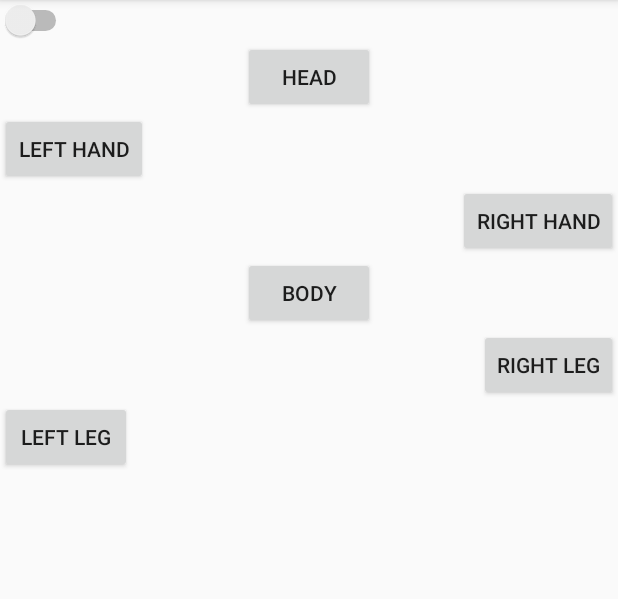
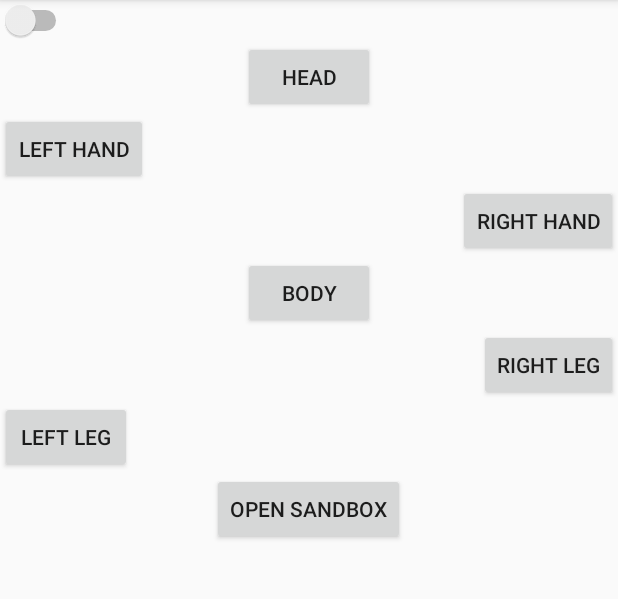
Before and after one commit to obec/GGJ2016-Android, an Android app: the screen it shows after launch (MainActivity), after a tap on "HEAD", on a phone screen of 412 x 824 dp, the part 84-683 px from its top. Run offline under Robolectric (Android 15) with nearby library versions, the phone set to English and light mode, and no system bars; our stand-ins replace ButterKnife.

Commit message:
Add button to launch puzzle sandbox.

```diff
--- a/app/src/main/java/ggj2016/com/gregsbadday/MainActivity.java
+++ b/app/src/main/java/ggj2016/com/gregsbadday/MainActivity.java
@@ -1,5 +1,6 @@
 package ggj2016.com.gregsbadday;
 
+import android.content.Intent;
 import android.os.Bundle;
 import android.support.v7.app.AppCompatActivity;
 import android.util.Log;
@@ -72,6 +73,12 @@ public class MainActivity extends AppCompatActivity {
 
     }
 
+    @OnClick(R.id.open_sandbox)
+    protected void onOpenSandboxClicked(View view) {
+        Intent intent = new Intent(this, PuzzleSandbox.class);
+        startActivity(intent);
+    }
+
     private enum Region{
         HEAD,
         LEFT_HAND,
@@ -80,4 +87,5 @@ public class MainActivity extends AppCompatActivity {
         RIGHT_LEG,
         LEFT_LEG,
     }
+
 }
--- a/app/src/main/res/layout/activity_main.xml
+++ b/app/src/main/res/layout/activity_main.xml
@@ -50,5 +50,11 @@
         android:layout_height="wrap_content"
         android:text="@string/button_left_leg" />
 
+    <Button
+        android:id="@+id/open_sandbox"
+        android:layout_width="wrap_content"
+        android:layout_height="wrap_content"
+        android:layout_gravity="center_horizontal"
+        android:text="@string/open_sandbox"/>
 
 </LinearLayout>
--- a/app/src/main/res/values/strings.xml
+++ b/app/src/main/res/values/strings.xml
@@ -6,4 +6,5 @@
     <string name="button_body">Body</string>
     <string name="button_right_leg">Right Leg</string>
     <string name="button_left_leg">Left Leg</string>
+    <string name="open_sandbox">Open Sandbox</string>
 </resources>
```
